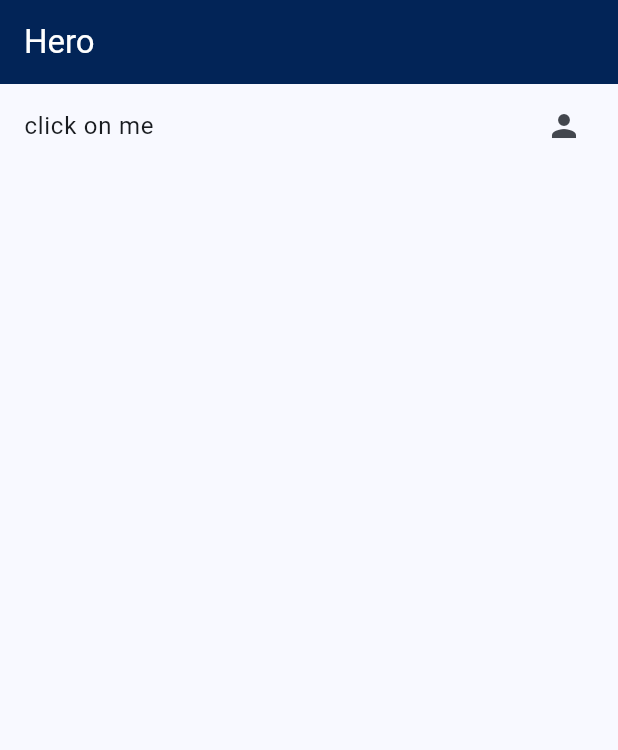
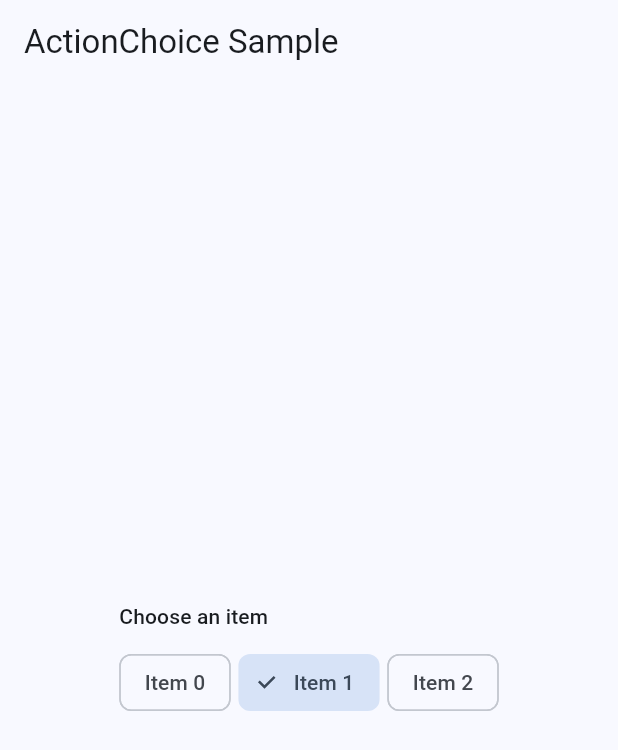
Before and after one commit to Vikram1999dev/flutter-practise, a Flutter app: the screen it shows after launch, on a phone screen of 412 x 824 dp. Shown: the top 750 px of the screen. Run offline on Flutter 3.47's test engine with Material 3 defaults, Android fonts, the phone set to English and light mode, and no system bars.

Commit message:
added choice chip

```diff
--- a/lib/main.dart
+++ b/lib/main.dart
@@ -30,62 +30,43 @@ class MyHomePage extends StatefulWidget {
   State<MyHomePage> createState() => _MyHomePageState();
 }
 
-// hero smoothly animates it from one screen to another
+// ChoiceChips represent a single choice from a set.
 class _MyHomePageState extends State<MyHomePage> {
+  int? _value = 1;
   @override
   Widget build(BuildContext context) {
+    final TextTheme textTheme = Theme.of(context).textTheme;
     return Scaffold(
-        appBar: AppBar(
-          backgroundColor: const Color.fromARGB(255, 2, 36, 87),
-          title: Text(
-            widget.title,
-            style: const TextStyle(color: Colors.white),
-          ),
+      appBar: AppBar(
+        title: const Text('ActionChoice Sample'),
+      ),
+      body: Center(
+        child: Column(
+          crossAxisAlignment: CrossAxisAlignment.start,
+          mainAxisAlignment: MainAxisAlignment.center,
+          children: <Widget>[
+            Text('Choose an item', style: textTheme.labelLarge),
+            const SizedBox(height: 10.0),
+            Wrap(
+              spacing: 5.0,
+              children: List<Widget>.generate(
+                3,
+                (int index) {
+                  return ChoiceChip(
+                    label: Text('Item $index'),
+                    selected: _value == index,
+                    onSelected: (bool selected) {
+                      setState(() {
+                        _value = selected ? index : null;
+                      });
+                    },
+                  );
+                },
+              ),
+            ),
+          ],
         ),
-        body: const ListTileWidget());
-  }
-}
-
-class ListTileWidget extends StatelessWidget {
-  const ListTileWidget({super.key});
-
-  @override
-  Widget build(BuildContext context) {
-    return ListTile(
-      trailing: const Hero(tag: 'tag-1', child: Icon(Icons.person)),
-      onTap: () {
-        Navigator.of(context).push(
-          MaterialPageRoute(builder: (context) => const SecondPage()),
-        );
-      },
-      title: const Text('click on me'),
+      ),
     );
   }
 }
-
-class SecondPage extends StatelessWidget {
-  const SecondPage({super.key});
-
-  @override
-  Widget build(BuildContext context) {
-    return Scaffold(
-      appBar: AppBar(
-        title: const Text('second page'),
-      ),
-      body: Center(
-          child: Column(
-        mainAxisAlignment: MainAxisAlignment.center,
-        children: <Widget>[
-          Hero(
-            tag: 'tag-1',
-            child: Container(
-              color: Colors.orangeAccent,
-              height: 100,
-              width: 100,
-            ),
-          )
-        ],
-      )),
-    );
-  }
-}
```
